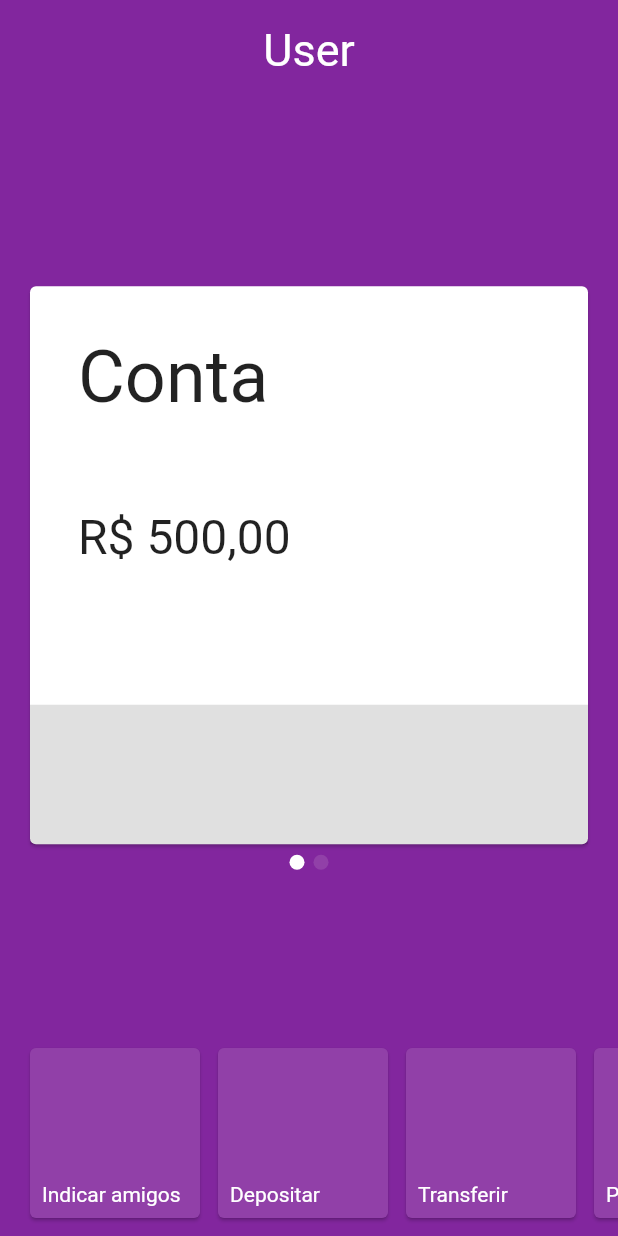
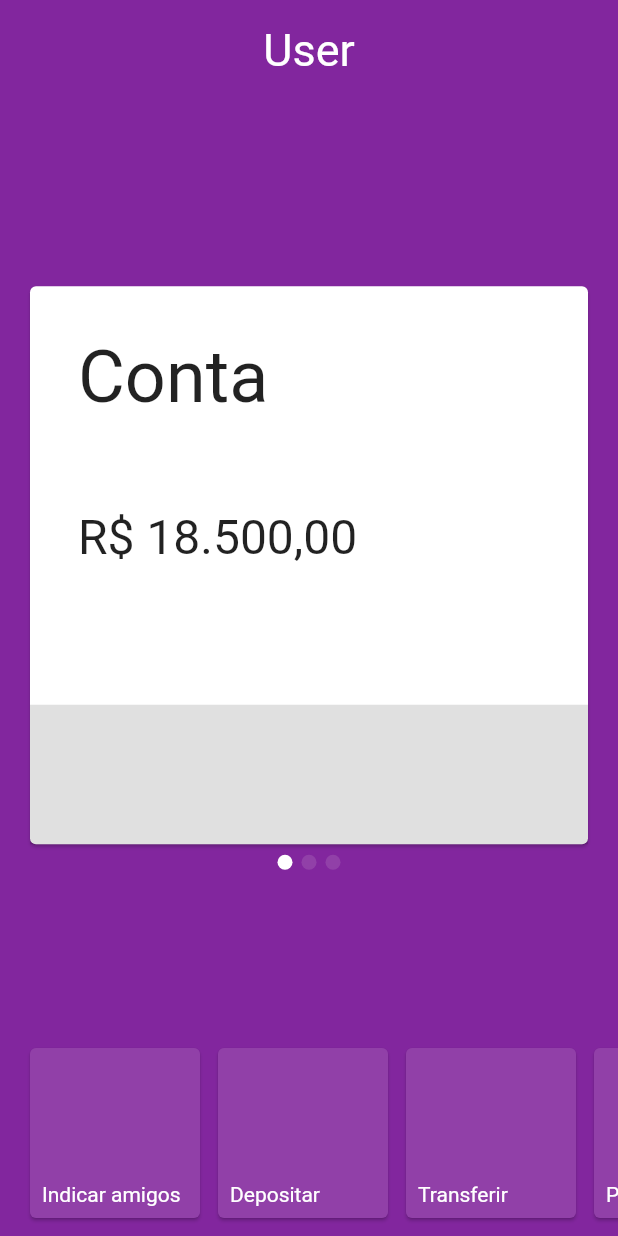
Before and after one commit to thiagocarvp/bank, a Flutter app: the screen it shows after launch, on a phone screen of 412 x 824 dp. Run offline on Flutter 3.47's test engine with Material 2 defaults, Android fonts, the phone set to English and light mode, and no system bars; our stand-ins replace flutter_swiper.

```diff
--- a/lib/main.dart
+++ b/lib/main.dart
@@ -52,11 +52,15 @@ class _MyHomePageState extends State<MyHomePage> {
   final products = [
     {
       "title": "Conta",
-      "amount": "500,00",
+      "amount": "R\$ 18.500,00",
     },
     {
       "title": "Crédito",
-      "amount": "0,00",
+      "amount": "R\$ 42,00",
+    },
+    {
+      "title": "Rewards",
+      "amount": "120 pontos",
     }
   ];
 
--- a/lib/product_card.dart
+++ b/lib/product_card.dart
@@ -40,7 +40,7 @@ class ProductCard extends StatelessWidget {
                         child: Align(
                           alignment: Alignment.centerLeft,
                           child: Text(
-                            "R\$ " + amount,
+                            amount,
                             style: TextStyle(
                               fontSize: 32,
                             ),
```
